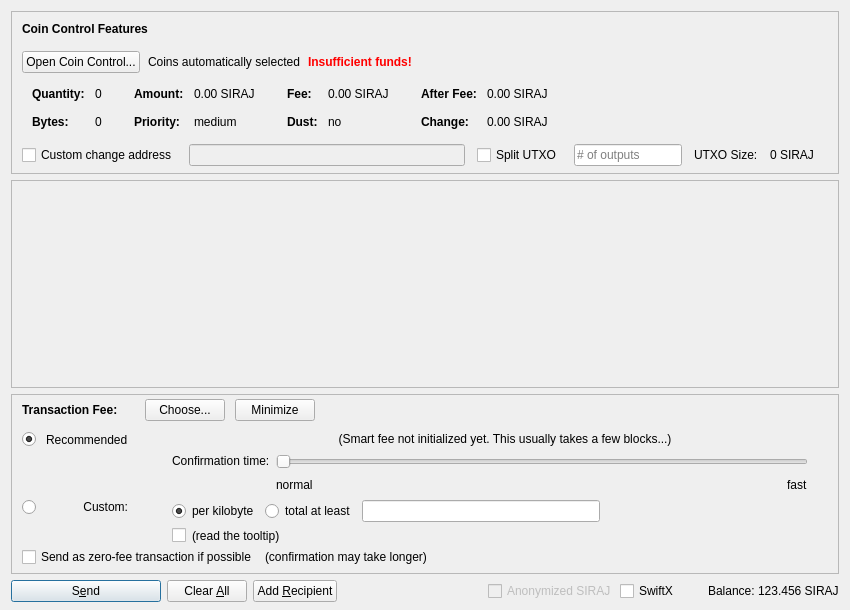
Above: src/qt/forms/sendcoinsdialog.ui from spayse/hello_world before the change. Below: the same form after it.
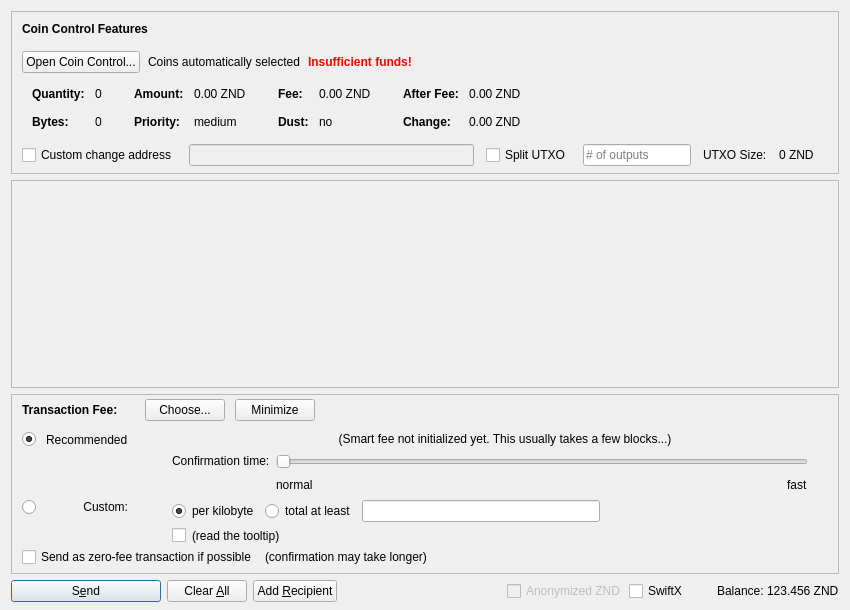
That is the form after the change. Icons and pictures are not drawn. Custom widgets are drawn as their Qt base class.

Diff of the .ui file:
```diff
--- a/src/qt/forms/sendcoinsdialog.ui
+++ b/src/qt/forms/sendcoinsdialog.ui
@@ -324,7 +324,7 @@
                   <enum>Qt::ActionsContextMenu</enum>
                  </property>
                  <property name="text">
-                  <string notr="true">0.00 SIRAJ</string>
+                  <string notr="true">0.00 ZND</string>
                  </property>
                  <property name="textInteractionFlags">
                   <set>Qt::LinksAccessibleByMouse|Qt::TextSelectableByKeyboard|Qt::TextSelectableByMouse</set>
@@ -404,7 +404,7 @@
                   <enum>Qt::ActionsContextMenu</enum>
                  </property>
                  <property name="text">
-                  <string notr="true">0.00 SIRAJ</string>
+                  <string notr="true">0.00 ZND</string>
                  </property>
                  <property name="textInteractionFlags">
                   <set>Qt::LinksAccessibleByMouse|Qt::TextSelectableByKeyboard|Qt::TextSelectableByMouse</set>
@@ -484,7 +484,7 @@
                   <enum>Qt::ActionsContextMenu</enum>
                  </property>
                  <property name="text">
-                  <string notr="true">0.00 SIRAJ</string>
+                  <string notr="true">0.00 ZND</string>
                  </property>
                  <property name="textInteractionFlags">
                   <set>Qt::LinksAccessibleByMouse|Qt::TextSelectableByKeyboard|Qt::TextSelectableByMouse</set>
@@ -513,7 +513,7 @@
                   <enum>Qt::ActionsContextMenu</enum>
                  </property>
                  <property name="text">
-                  <string notr="true">0.00 SIRAJ</string>
+                  <string notr="true">0.00 ZND</string>
                  </property>
                  <property name="textInteractionFlags">
                   <set>Qt::LinksAccessibleByMouse|Qt::TextSelectableByKeyboard|Qt::TextSelectableByMouse</set>
@@ -594,7 +594,7 @@
           <item>
            <widget class="QLabel" name="labelBlockSize">
             <property name="text">
-             <string>0 SIRAJ</string>
+             <string>0 ZND</string>
             </property>
            </widget>
           </item>
@@ -1390,7 +1390,7 @@
           <bool>false</bool>
          </property>
          <property name="text">
-          <string>Anonymized SIRAJ</string>
+          <string>Anonymized ZND</string>
          </property>
         </widget>
        </item>
@@ -1429,7 +1429,7 @@
           <cursorShape>IBeamCursor</cursorShape>
          </property>
          <property name="text">
-          <string notr="true">123.456 SIRAJ</string>
+          <string notr="true">123.456 ZND</string>
          </property>
          <property name="textInteractionFlags">
           <set>Qt::LinksAccessibleByMouse|Qt::TextSelectableByKeyboard|Qt::TextSelectableByMouse</set>
```
Left out of the diff: 6 changed lines with no effect on the pictures.
